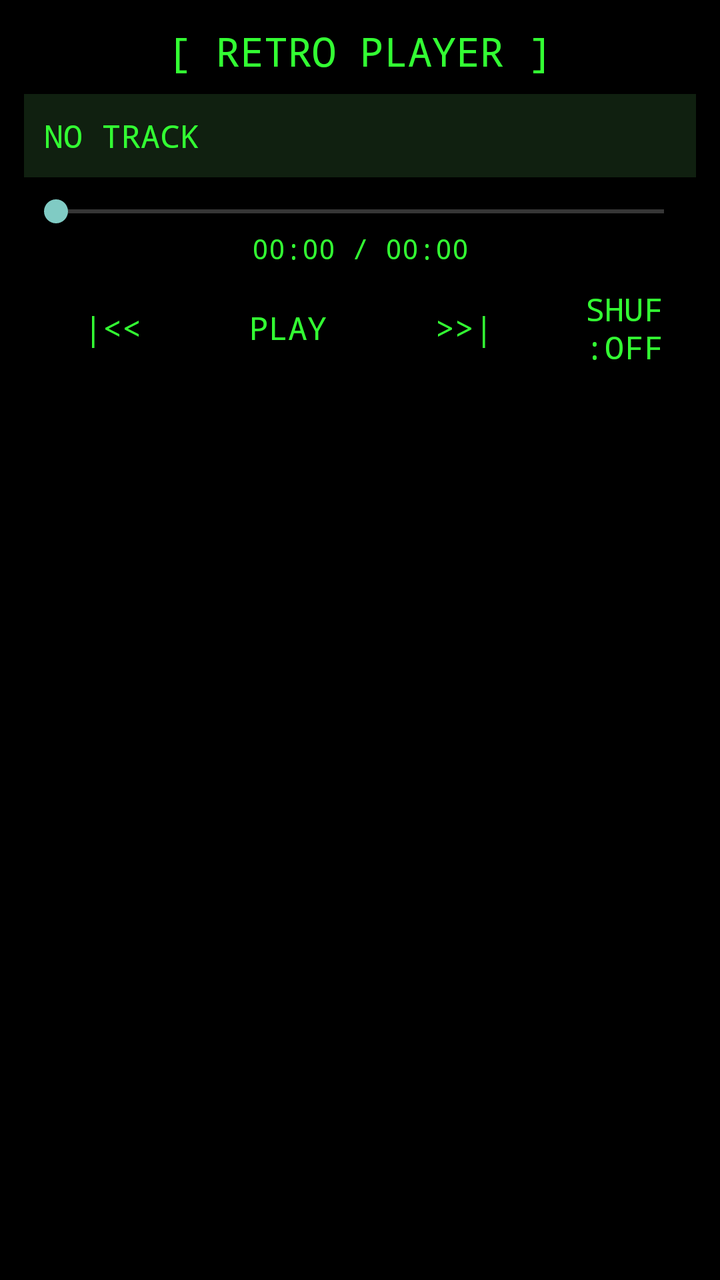
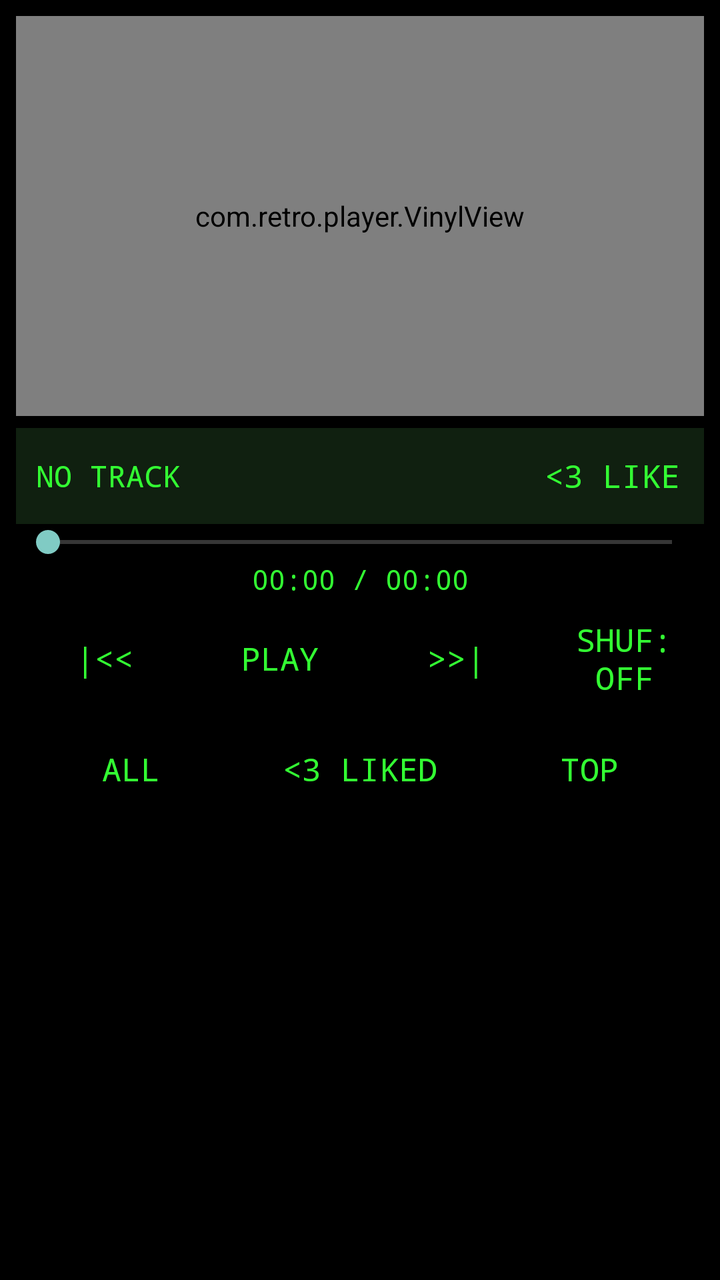

Compare the two renders of this Android layout. The source of the first and the diff that turns it into the second are given below.
<!-- AndroidManifest.xml: application theme AppTheme -->
<!-- res/layout/activity_main.xml -->
<LinearLayout xmlns:android="http://schemas.android.com/apk/res/android"
    android:layout_width="match_parent" android:layout_height="match_parent"
    android:orientation="vertical" android:padding="12dp" android:background="#000000">
    <TextView android:text="[ RETRO PLAYER ]" android:textColor="#33FF33" android:typeface="monospace"
        android:textSize="20sp" android:layout_width="match_parent" android:layout_height="wrap_content" android:gravity="center"/>
    <TextView android:id="@+id/title" android:text="NO TRACK" android:textColor="#33FF33" android:typeface="monospace"
        android:textSize="16sp" android:singleLine="true" android:ellipsize="marquee" android:marqueeRepeatLimit="marquee_forever"
        android:focusable="true" android:focusableInTouchMode="true" android:background="#102010" android:padding="10dp"
        android:layout_marginTop="8dp" android:layout_width="match_parent" android:layout_height="wrap_content"/>
    <SeekBar android:id="@+id/seek" android:layout_width="match_parent" android:layout_height="wrap_content" android:layout_marginTop="8dp"/>
    <TextView android:id="@+id/time" android:text="00:00 / 00:00" android:textColor="#33FF33" android:typeface="monospace"
        android:layout_width="match_parent" android:layout_height="wrap_content" android:gravity="center"/>
    <LinearLayout android:layout_width="match_parent" android:layout_height="wrap_content" android:gravity="center">
        <Button android:id="@+id/prev" style="@style/Btn" android:text="|&lt;&lt;" android:layout_width="wrap_content" android:layout_height="wrap_content"/>
        <Button android:id="@+id/play" style="@style/Btn" android:text="PLAY" android:layout_width="wrap_content" android:layout_height="wrap_content"/>
        <Button android:id="@+id/next" style="@style/Btn" android:text="&gt;&gt;|" android:layout_width="wrap_content" android:layout_height="wrap_content"/>
        <Button android:id="@+id/shuf" style="@style/Btn" android:text="SHUF:OFF" android:layout_width="wrap_content" android:layout_height="wrap_content"/>
    </LinearLayout>
    <ListView android:id="@+id/list" android:layout_width="match_parent" android:layout_height="0dp" android:layout_weight="1"
        android:divider="#1A3A1A" android:dividerHeight="1dp" android:layout_marginTop="8dp"/>
</LinearLayout>
<!-- resources referenced by this layout -->
<resources>
  <style name="Btn" parent="@android:style/Widget.Material.Button.Borderless">
          <item name="android:textColor">#33FF33</item>
          <item name="android:typeface">monospace</item>
          <item name="android:textSize">16sp</item>
      </style>
  <style name="AppTheme" parent="@android:style/Theme.Material.NoActionBar">
          <item name="android:windowBackground">#000000</item>
          <item name="android:statusBarColor">#000000</item>
          <item name="android:navigationBarColor">#000000</item>
      </style>
</resources>

<!-- the commit's change to res/layout/activity_main.xml (unified diff, before → after) -->
@@ -1,13 +1,16 @@
 <LinearLayout xmlns:android="http://schemas.android.com/apk/res/android"
     android:layout_width="match_parent" android:layout_height="match_parent"
-    android:orientation="vertical" android:padding="12dp" android:background="#000000">
-    <TextView android:text="[ RETRO PLAYER ]" android:textColor="#33FF33" android:typeface="monospace"
-        android:textSize="20sp" android:layout_width="match_parent" android:layout_height="wrap_content" android:gravity="center"/>
-    <TextView android:id="@+id/title" android:text="NO TRACK" android:textColor="#33FF33" android:typeface="monospace"
-        android:textSize="16sp" android:singleLine="true" android:ellipsize="marquee" android:marqueeRepeatLimit="marquee_forever"
-        android:focusable="true" android:focusableInTouchMode="true" android:background="#102010" android:padding="10dp"
-        android:layout_marginTop="8dp" android:layout_width="match_parent" android:layout_height="wrap_content"/>
-    <SeekBar android:id="@+id/seek" android:layout_width="match_parent" android:layout_height="wrap_content" android:layout_marginTop="8dp"/>
+    android:orientation="vertical" android:padding="8dp" android:background="#000000">
+    <com.retro.player.VinylView android:id="@+id/vinyl" android:layout_width="match_parent" android:layout_height="200dp"/>
+    <LinearLayout android:layout_width="match_parent" android:layout_height="wrap_content" android:gravity="center_vertical"
+        android:layout_marginTop="6dp" android:background="#102010">
+        <TextView android:id="@+id/title" android:text="NO TRACK" android:textColor="#33FF33" android:typeface="monospace"
+            android:textSize="15sp" android:singleLine="true" android:ellipsize="marquee" android:marqueeRepeatLimit="marquee_forever"
+            android:focusable="true" android:focusableInTouchMode="true" android:padding="10dp"
+            android:layout_width="0dp" android:layout_weight="1" android:layout_height="wrap_content"/>
+        <Button android:id="@+id/like" style="@style/Btn" android:text="&lt;3 LIKE" android:layout_width="wrap_content" android:layout_height="wrap_content"/>
+    </LinearLayout>
+    <SeekBar android:id="@+id/seek" android:layout_width="match_parent" android:layout_height="wrap_content"/>
     <TextView android:id="@+id/time" android:text="00:00 / 00:00" android:textColor="#33FF33" android:typeface="monospace"
         android:layout_width="match_parent" android:layout_height="wrap_content" android:gravity="center"/>
     <LinearLayout android:layout_width="match_parent" android:layout_height="wrap_content" android:gravity="center">
@@ -16,6 +19,13 @@
         <Button android:id="@+id/next" style="@style/Btn" android:text="&gt;&gt;|" android:layout_width="wrap_content" android:layout_height="wrap_content"/>
         <Button android:id="@+id/shuf" style="@style/Btn" android:text="SHUF:OFF" android:layout_width="wrap_content" android:layout_height="wrap_content"/>
     </LinearLayout>
+    <LinearLayout android:layout_width="match_parent" android:layout_height="wrap_content" android:layout_marginTop="4dp">
+        <Button android:id="@+id/tab0" style="@style/Btn" android:text="ALL" android:layout_width="0dp" android:layout_weight="1" android:layout_height="40dp"/>
+        <Button android:id="@+id/tab1" style="@style/Btn" android:text="&lt;3 LIKED" android:layout_width="0dp" android:layout_weight="1" android:layout_height="40dp"/>
+        <Button android:id="@+id/tab2" style="@style/Btn" android:text="TOP PLAYED" android:layout_width="0dp" android:layout_weight="1" android:layout_height="40dp"/>
+    </LinearLayout>
+    <TextView android:id="@+id/empty" android:visibility="gone" android:padding="12dp" android:textColor="#33FF33" android:typeface="monospace"
+        android:text="> EMPTY. TAP &lt;3 LIKE OR LONG-PRESS A TRACK." android:layout_width="match_parent" android:layout_height="wrap_content"/>
     <ListView android:id="@+id/list" android:layout_width="match_parent" android:layout_height="0dp" android:layout_weight="1"
-        android:divider="#1A3A1A" android:dividerHeight="1dp" android:layout_marginTop="8dp"/>
+        android:divider="#1A3A1A" android:dividerHeight="1dp"/>
 </LinearLayout>
